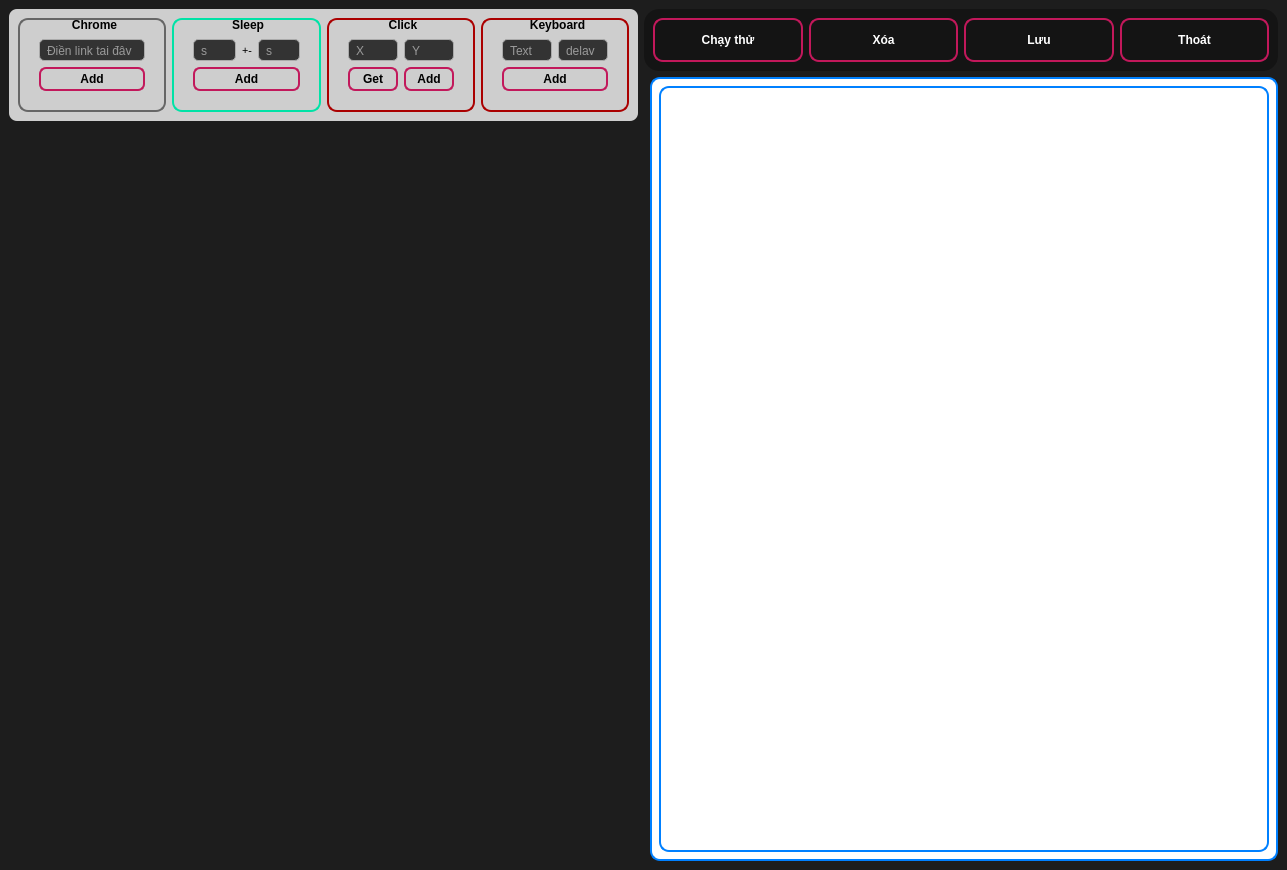
Above: flowapp.ui from hoangks5/socket-tool-manager before the change. Below: the same form after it.
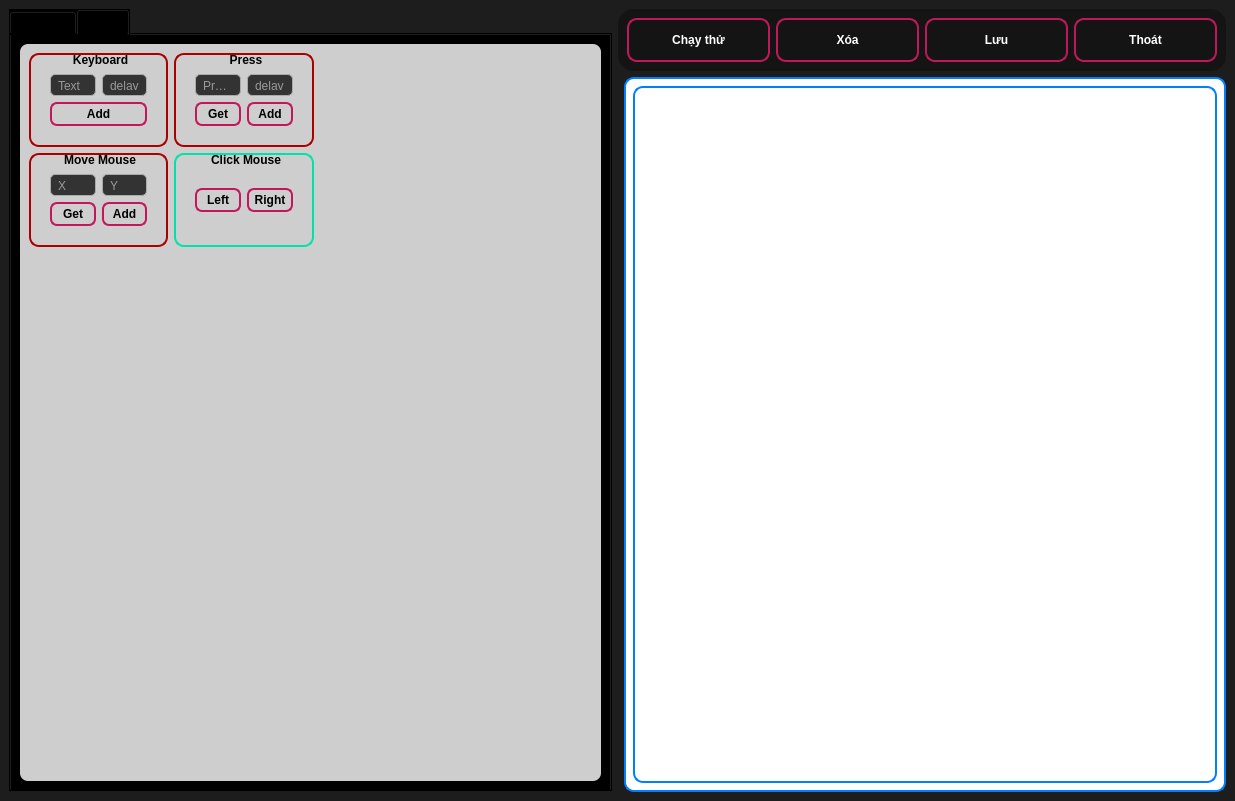
That is the form after the change. The open tabs and pages were chosen to show the change. Icons and pictures are not drawn.

Diff of the .ui file:
```diff
--- a/flowapp.ui
+++ b/flowapp.ui
@@ -6,8 +6,8 @@
    <rect>
     <x>0</x>
     <y>0</y>
-    <width>1287</width>
-    <height>870</height>
+    <width>1235</width>
+    <height>801</height>
    </rect>
   </property>
   <property name="windowTitle">
@@ -142,23 +142,23 @@
     </item>
     <item row="0" column="0" rowspan="2">
      <layout class="QGridLayout" name="gridLayout_2">
-      <item row="1" column="0">
-       <spacer name="verticalSpacer">
-        <property name="orientation">
-         <enum>Qt::Vertical</enum>
-        </property>
-        <property name="sizeHint" stdset="0">
-         <size>
-          <width>318</width>
-          <height>418</height>
-         </size>
-        </property>
-       </spacer>
-      </item>
       <item row="0" column="0">
-       <widget class="QWidget" name="widget_4" native="true">
+       <widget class="QTabWidget" name="tabWidget">
         <property name="styleSheet">
-         <string notr="true">QWidget{
+         <string notr="true">background-color: rgb(0, 0, 0);</string>
+        </property>
+        <property name="currentIndex">
+         <number>0</number>
+        </property>
+        <widget class="QWidget" name="tab">
+         <attribute name="title">
+          <string>Chrome</string>
+         </attribute>
+         <layout class="QGridLayout" name="gridLayout_11">
+          <item row="0" column="0">
+           <widget class="QWidget" name="widget_8" native="true">
+            <property name="styleSheet">
+             <string notr="true">QWidget{
 background-color: rgb(206, 206, 206);
 border-radius: 8px;
 font: 8pt &quot;MS Reference Sans Serif&quot;;
@@ -189,16 +189,10 @@
     background: linear-gradient(145deg, #d81b60, #c2185b); /* Gradient tối hơn khi nhấn */
     border: 2px solid #b71c1c; /* Màu viền đỏ đậm hơn khi nhấn */
     box-shadow: inset 4px 4px 8px rgba(0, 0, 0, 0.5); /* Hiệu ứng đổ bóng lõm khi nhấn */
-}</string>
-        </property>
-        <layout class="QGridLayout" name="gridLayout">
-         <item row="1" column="0">
-          <widget class="QGroupBox" name="chrome">
-           <property name="cursor">
-            <cursorShape>ArrowCursor</cursorShape>
-           </property>
-           <property name="styleSheet">
-            <string notr="true">QGroupBox {
+}
+
+
+QGroupBox {
     border: 2px solid #666;
     border-radius: 10px;
     padding: 10px;
@@ -221,35 +215,312 @@
     background-color: #333; /* Màu nền của QLineEdit */
     color: #fff; /* Màu chữ của QLineEdit */
 }</string>
-           </property>
-           <property name="title">
-            <string>Chrome</string>
-           </property>
-           <layout class="QGridLayout" name="gridLayout_5">
-            <item row="0" column="0">
-             <widget class="QLineEdit" name="lineEdit_12">
-              <property name="placeholderText">
-               <string>Điền link tại đây</string>
-              </property>
-             </widget>
-            </item>
-            <item row="1" column="0">
-             <widget class="QPushButton" name="pushButton_3">
-              <property name="text">
-               <string>Add</string>
-              </property>
-             </widget>
-            </item>
-           </layout>
-          </widget>
-         </item>
-         <item row="1" column="1">
-          <widget class="QGroupBox" name="sleep">
-           <property name="cursor">
-            <cursorShape>ArrowCursor</cursorShape>
-           </property>
-           <property name="styleSheet">
-            <string notr="true">QGroupBox {
+            </property>
+            <layout class="QGridLayout" name="gridLayout_8">
+             <item row="1" column="3">
+              <widget class="QGroupBox" name="click_12">
+               <property name="cursor">
+                <cursorShape>ArrowCursor</cursorShape>
+               </property>
+               <property name="styleSheet">
+                <string notr="true"/>
+               </property>
+               <property name="title">
+                <string>Add Cookie</string>
+               </property>
+               <layout class="QGridLayout" name="gridLayout_51">
+                <item row="0" column="1">
+                 <spacer name="horizontalSpacer_6">
+                  <property name="orientation">
+                   <enum>Qt::Horizontal</enum>
+                  </property>
+                  <property name="sizeHint" stdset="0">
+                   <size>
+                    <width>40</width>
+                    <height>20</height>
+                   </size>
+                  </property>
+                 </spacer>
+                </item>
+                <item row="2" column="0" colspan="2">
+                 <widget class="QLineEdit" name="lineEdit_79">
+                  <property name="text">
+                   <string/>
+                  </property>
+                  <property name="placeholderText">
+                   <string>Cookie Xpath</string>
+                  </property>
+                 </widget>
+                </item>
+                <item row="0" column="0">
+                 <spacer name="horizontalSpacer_7">
+                  <property name="orientation">
+                   <enum>Qt::Horizontal</enum>
+                  </property>
+                  <property name="sizeHint" stdset="0">
+                   <size>
+                    <width>40</width>
+                    <height>20</height>
+                   </size>
+                  </property>
+                 </spacer>
+                </item>
+                <item row="3" column="0">
+                 <widget class="QPushButton" name="pushButton_72">
+                  <property name="text">
+                   <string>Load</string>
+                  </property>
+                 </widget>
+                </item>
+                <item row="3" column="1">
+                 <widget class="QPushButton" name="pushButton_73">
+                  <property name="text">
+                   <string>Add</string>
+                  </property>
+                 </widget>
+                </item>
+               </layout>
+              </widget>
+             </item>
+             <item row="1" column="0">
+              <widget class="QGroupBox" name="chrome_4">
+               <property name="cursor">
+                <cursorShape>ArrowCursor</cursorShape>
+               </property>
+               <property name="styleSheet">
+                <string notr="true"/>
+               </property>
+               <property name="title">
+                <string>Chrome Default</string>
+               </property>
+               <layout class="QGridLayout" name="gridLayout_10">
+                <item row="0" column="0">
+                 <widget class="QLineEdit" name="lineEdit_15">
+                  <property name="placeholderText">
+                   <string>Điền link tại đây</string>
+                  </property>
+                 </widget>
+                </item>
+                <item row="1" column="0">
+                 <widget class="QPushButton" name="pushButton_7">
+                  <property name="text">
+                   <string>Add</string>
+                  </property>
+                 </widget>
+                </item>
+               </layout>
+              </widget>
+             </item>
+             <item row="1" column="2">
+              <widget class="QGroupBox" name="click_11">
+               <property name="cursor">
+                <cursorShape>ArrowCursor</cursorShape>
+               </property>
+               <property name="styleSheet">
+                <string notr="true"/>
+               </property>
+               <property name="title">
+                <string>Chrome Profile</string>
+               </property>
+               <layout class="QGridLayout" name="gridLayout_50">
+                <item row="3" column="0">
+                 <widget class="QLineEdit" name="lineEdit_76">
+                  <property name="text">
+                   <string/>
+                  </property>
+                  <property name="placeholderText">
+                   <string>Profile Xpath</string>
+                  </property>
+                 </widget>
+                </item>
+                <item row="2" column="0">
+                 <widget class="QLineEdit" name="lineEdit_78">
+                  <property name="text">
+                   <string/>
+                  </property>
+                  <property name="placeholderText">
+                   <string>Điền link tại đây</string>
+                  </property>
+                 </widget>
+                </item>
+                <item row="4" column="0">
+                 <widget class="QPushButton" name="pushButton_71">
+                  <property name="text">
+                   <string>Add</string>
+                  </property>
+                 </widget>
+                </item>
+               </layout>
+              </widget>
+             </item>
+             <item row="1" column="1">
+              <widget class="QGroupBox" name="chrome_3">
+               <property name="cursor">
+                <cursorShape>ArrowCursor</cursorShape>
+               </property>
+               <property name="styleSheet">
+                <string notr="true"/>
+               </property>
+               <property name="title">
+                <string>Chrome New</string>
+               </property>
+               <layout class="QGridLayout" name="gridLayout_9">
+                <item row="0" column="0">
+                 <widget class="QLineEdit" name="lineEdit_14">
+                  <property name="placeholderText">
+                   <string>Điền link tại đây</string>
+                  </property>
+                 </widget>
+                </item>
+                <item row="1" column="0">
+                 <widget class="QPushButton" name="pushButton_6">
+                  <property name="text">
+                   <string>Add</string>
+                  </property>
+                 </widget>
+                </item>
+               </layout>
+              </widget>
+             </item>
+             <item row="2" column="0">
+              <spacer name="verticalSpacer">
+               <property name="orientation">
+                <enum>Qt::Vertical</enum>
+               </property>
+               <property name="sizeHint" stdset="0">
+                <size>
+                 <width>20</width>
+                 <height>40</height>
+                </size>
+               </property>
+              </spacer>
+             </item>
+            </layout>
+           </widget>
+          </item>
+         </layout>
+        </widget>
+        <widget class="QWidget" name="tab_2">
+         <attribute name="title">
+          <string>Tab 2</string>
+         </attribute>
+         <layout class="QGridLayout" name="gridLayout">
+          <item row="0" column="0">
+           <widget class="QWidget" name="widget_6" native="true">
+            <property name="styleSheet">
+             <string notr="true">QWidget{
+background-color: rgb(206, 206, 206);
+border-radius: 8px;
+font: 8pt &quot;MS Reference Sans Serif&quot;;
+width: 10px;
+height: 10px;
+}
+
+
+QPushButton {
+    border-radius: 7px;
+    border: 2px solid #c2185b; /* Màu viền đỏ hồng đậm */
+    background: linear-gradient(145deg, #ff4081, #c2185b); /* Gradient từ hồng nhạt đến đỏ đậm */
+    color: rgb(0, 0, 0);
+    height: 20px;
+    text-align: center; /* Sửa chính tả từ text-algin thành text-align */
+    font-weight: bold; /* Chữ đậm để tạo ấn tượng */
+    box-shadow: 4px 4px 8px rgba(0, 0, 0, 0.3); /* Đổ bóng cho nút bấm */
+}
+
+QPushButton:hover {
+    border: 2px solid #f50057; /* Màu viền hồng sáng hơn khi hover */
+    background:#4A569D; /* Gradient sáng hơn khi hover */
+    color: #ffffff; /* Đảm bảo màu chữ vẫn trắng khi hover */
+    box-shadow: 4px 4px 12px rgba(0, 0, 0, 0.4); /* Đổ bóng nổi bật hơn khi hover */
+}
+
+QPushButton:pressed {
+    background: linear-gradient(145deg, #d81b60, #c2185b); /* Gradient tối hơn khi nhấn */
+    border: 2px solid #b71c1c; /* Màu viền đỏ đậm hơn khi nhấn */
+    box-shadow: inset 4px 4px 8px rgba(0, 0, 0, 0.5); /* Hiệu ứng đổ bóng lõm khi nhấn */
+}</string>
+            </property>
+            <layout class="QGridLayout" name="gridLayout_38">
+             <item row="1" column="0">
+              <widget class="QGroupBox" name="click_6">
+               <property name="cursor">
+                <cursorShape>ArrowCursor</cursorShape>
+               </property>
+               <property name="styleSheet">
+                <string notr="true">QGroupBox {
+    border: 2px solid rgb(170, 0, 0);
+    border-radius: 10px;
+    padding: 10px;
+    color: white;
+    font-weight: bold;
+}
+
+QGroupBox:title {
+    subcontrol-origin: margin;
+    subcontrol-position: top center;
+    padding: 0 10px;
+    background: transparent;
+    color: rgb(0, 0, 0);
+    font-size: 16px;
+}
+
+QGroupBox QLineEdit {
+    border: 1px solid #aaa; /* Đổi màu viền của QLineEdit */
+    border-radius: 5px; /* Làm tròn góc của QLineEdit */
+    padding: 5px; /* Khoảng cách giữa viền và nội dung của QLineEdit */
+    background-color: #333; /* Màu nền của QLineEdit */
+    color: #fff; /* Màu chữ của QLineEdit */
+}</string>
+               </property>
+               <property name="title">
+                <string>Move Mouse</string>
+               </property>
+               <layout class="QGridLayout" name="gridLayout_44">
+                <item row="3" column="0">
+                 <widget class="QPushButton" name="pushButton_61">
+                  <property name="text">
+                   <string>Get</string>
+                  </property>
+                 </widget>
+                </item>
+                <item row="3" column="1">
+                 <widget class="QPushButton" name="pushButton_62">
+                  <property name="text">
+                   <string>Add</string>
+                  </property>
+                 </widget>
+                </item>
+                <item row="2" column="1">
+                 <widget class="QLineEdit" name="lineEdit_67">
+                  <property name="text">
+                   <string/>
+                  </property>
+                  <property name="placeholderText">
+                   <string>Y</string>
+                  </property>
+                 </widget>
+                </item>
+                <item row="2" column="0">
+                 <widget class="QLineEdit" name="lineEdit_68">
+                  <property name="text">
+                   <string/>
+                  </property>
+                  <property name="placeholderText">
+                   <string>X</string>
+                  </property>
+                 </widget>
+                </item>
+               </layout>
+              </widget>
+             </item>
+             <item row="1" column="1">
+              <widget class="QGroupBox" name="sleep_12">
+               <property name="cursor">
+                <cursorShape>ArrowCursor</cursorShape>
+               </property>
+               <property name="styleSheet">
+                <string notr="true">QGroupBox {
     border: 2px solid rgb(0, 226, 166);
     border-radius: 10px;
     padding: 10px;
@@ -272,58 +543,35 @@
     background-color: #333; /* Màu nền của QLineEdit */
     color: #fff; /* Màu chữ của QLineEdit */
 }</string>
-           </property>
-           <property name="title">
-            <string>Sleep</string>
-           </property>
-           <layout class="QGridLayout" name="gridLayout_6">
-            <item row="1" column="0" colspan="3">
-             <widget class="QPushButton" name="pushButton_4">
-              <property name="text">
-               <string>Add</string>
-              </property>
-             </widget>
-            </item>
-            <item row="0" column="1">
-             <widget class="QLabel" name="label_2">
-              <property name="font">
-               <font>
-                <family>MS Reference Sans Serif</family>
-                <pointsize>8</pointsize>
-                <weight>50</weight>
-                <italic>false</italic>
-                <bold>false</bold>
-               </font>
-              </property>
-              <property name="text">
-               <string>+-</string>
-              </property>
-             </widget>
-            </item>
-            <item row="0" column="2">
-             <widget class="QLineEdit" name="lineEdit_8">
-              <property name="placeholderText">
-               <string>s</string>
-              </property>
-             </widget>
-            </item>
-            <item row="0" column="0">
-             <widget class="QLineEdit" name="lineEdit_7">
-              <property name="placeholderText">
-               <string>s</string>
-              </property>
-             </widget>
-            </item>
-           </layout>
-          </widget>
-         </item>
-         <item row="1" column="4">
-          <widget class="QGroupBox" name="click_2">
-           <property name="cursor">
-            <cursorShape>ArrowCursor</cursorShape>
-           </property>
-           <property name="styleSheet">
-            <string notr="true">QGroupBox {
+               </property>
+               <property name="title">
+                <string>Click Mouse</string>
+               </property>
+               <layout class="QGridLayout" name="gridLayout_42">
+                <item row="0" column="2">
+                 <widget class="QPushButton" name="pushButton_58">
+                  <property name="text">
+                   <string>Right</string>
+                  </property>
+                 </widget>
+                </item>
+                <item row="0" column="0">
+                 <widget class="QPushButton" name="pushButton_59">
+                  <property name="text">
+                   <string>Left</string>
+                  </property>
+                 </widget>
+                </item>
+               </layout>
+              </widget>
+             </item>
+             <item row="0" column="0">
+              <widget class="QGroupBox" name="click_7">
+               <property name="cursor">
+                <cursorShape>ArrowCursor</cursorShape>
+               </property>
+               <property name="styleSheet">
+                <string notr="true">QGroupBox {
     border: 2px solid rgb(170, 0, 0);
     border-radius: 10px;
     padding: 10px;
@@ -347,48 +595,48 @@
     background-color: #333; /* Màu nền của QLineEdit */
     color: #fff; /* Màu chữ của QLineEdit */
 }</string>
-           </property>
-           <property name="title">
-            <string>Keyboard</string>
-           </property>
-           <layout class="QGridLayout" name="gridLayout_8">
-            <item row="2" column="0">
-             <widget class="QLineEdit" name="lineEdit_9">
-              <property name="text">
-               <string/>
-              </property>
-              <property name="placeholderText">
-               <string>Text</string>
-              </property>
-             </widget>
-            </item>
-            <item row="2" column="1">
-             <widget class="QLineEdit" name="lineEdit_10">
-              <property name="text">
-               <string/>
-              </property>
-              <property name="placeholderText">
-               <string>delay</string>
-              </property>
-             </widget>
-            </item>
-            <item row="3" column="0" colspan="2">
-             <widget class="QPushButton" name="pushButton_5">
-              <property name="text">
-               <string>Add</string>
-              </property>
-             </widget>
-            </item>
-           </layout>
-          </widget>
-         </item>
-         <item row="1" column="3">
-          <widget class="QGroupBox" name="click">
-           <property name="cursor">
-            <cursorShape>ArrowCursor</cursorShape>
-           </property>
-           <property name="styleSheet">
-            <string notr="true">QGroupBox {
+               </property>
+               <property name="title">
+                <string>Keyboard</string>
+               </property>
+               <layout class="QGridLayout" name="gridLayout_45">
+                <item row="2" column="0">
+                 <widget class="QLineEdit" name="lineEdit_69">
+                  <property name="text">
+                   <string/>
+                  </property>
+                  <property name="placeholderText">
+                   <string>Text</string>
+                  </property>
+                 </widget>
+                </item>
+                <item row="2" column="1">
+                 <widget class="QLineEdit" name="lineEdit_70">
+                  <property name="text">
+                   <string/>
+                  </property>
+                  <property name="placeholderText">
+                   <string>delay</string>
+                  </property>
+                 </widget>
+                </item>
+                <item row="3" column="0" colspan="2">
+                 <widget class="QPushButton" name="pushButton_63">
+                  <property name="text">
+                   <string>Add</string>
+                  </property>
+                 </widget>
+                </item>
+               </layout>
+              </widget>
+             </item>
+             <item row="0" column="1">
+              <widget class="QGroupBox" name="click_9">
+               <property name="cursor">
+                <cursorShape>ArrowCursor</cursorShape>
+               </property>
+               <property name="styleSheet">
+                <string notr="true">QGroupBox {
     border: 2px solid rgb(170, 0, 0);
     border-radius: 10px;
     padding: 10px;
@@ -412,49 +660,92 @@
     background-color: #333; /* Màu nền của QLineEdit */
     color: #fff; /* Màu chữ của QLineEdit */
 }</string>
-           </property>
-           <property name="title">
-            <string>Click</string>
-           </property>
-           <layout class="QGridLayout" name="gridLayout_7">
-            <item row="2" column="1">
-             <widget class="QLineEdit" name="lineEdit_6">
-              <property name="text">
-               <string/>
-              </property>
-              <property name="placeholderText">
-               <string>Y</string>
-              </property>
-             </widget>
-            </item>
-            <item row="2" column="0">
-             <widget class="QLineEdit" name="lineEdit_5">
-              <property name="text">
-               <string/>
-              </property>
-              <property name="placeholderText">
-               <string>X</string>
-              </property>
-             </widget>
-            </item>
-            <item row="3" column="1">
-             <widget class="QPushButton" name="pushButton">
-              <property name="text">
-               <string>Add</string>
-              </property>
-             </widget>
-            </item>
-            <item row="3" column="0">
-             <widget class="QPushButton" name="pushButton_2">
-              <property name="text">
-               <string>Get</string>
-              </property>
-             </widget>
-            </item>
-           </layout>
-          </widget>
-         </item>
-        </layout>
+               </property>
+               <property name="title">
+                <string>Press</string>
+               </property>
+               <layout class="QGridLayout" name="gridLayout_46">
+                <item row="3" column="0">
+                 <widget class="QPushButton" name="pushButton_66">
+                  <property name="text">
+                   <string>Get</string>
+                  </property>
+                 </widget>
+                </item>
+                <item row="3" column="1">
+                 <widget class="QPushButton" name="pushButton_64">
+                  <property name="text">
+                   <string>Add</string>
+                  </property>
+                 </widget>
+                </item>
+                <item row="2" column="0">
+                 <widget class="QLineEdit" name="lineEdit_71">
+                  <property name="text">
+                   <string/>
+                  </property>
+                  <property name="placeholderText">
+                   <string>Press</string>
+                  </property>
+                 </widget>
+                </item>
+                <item row="2" column="1">
+                 <widget class="QLineEdit" name="lineEdit_72">
+                  <property name="text">
+                   <string/>
+                  </property>
+                  <property name="placeholderText">
+                   <string>delay</string>
+                  </property>
+                 </widget>
+                </item>
+               </layout>
+              </widget>
+             </item>
+             <item row="0" column="3">
+              <spacer name="horizontalSpacer_4">
+               <property name="orientation">
+                <enum>Qt::Horizontal</enum>
+               </property>
+               <property name="sizeHint" stdset="0">
+                <size>
+                 <width>40</width>
+                 <height>20</height>
+                </size>
+               </property>
+              </spacer>
+             </item>
+             <item row="0" column="2">
+              <spacer name="horizontalSpacer_3">
+               <property name="orientation">
+                <enum>Qt::Horizontal</enum>
+               </property>
+               <property name="sizeHint" stdset="0">
+                <size>
+                 <width>40</width>
+                 <height>20</height>
+                </size>
+               </property>
+              </spacer>
+             </item>
+             <item row="2" column="0">
+              <spacer name="verticalSpacer_2">
+               <property name="orientation">
+                <enum>Qt::Vertical</enum>
+               </property>
+               <property name="sizeHint" stdset="0">
+                <size>
+                 <width>20</width>
+                 <height>40</height>
+                </size>
+               </property>
+              </spacer>
+             </item>
+            </layout>
+           </widget>
+          </item>
+         </layout>
+        </widget>
        </widget>
       </item>
      </layout>
```
